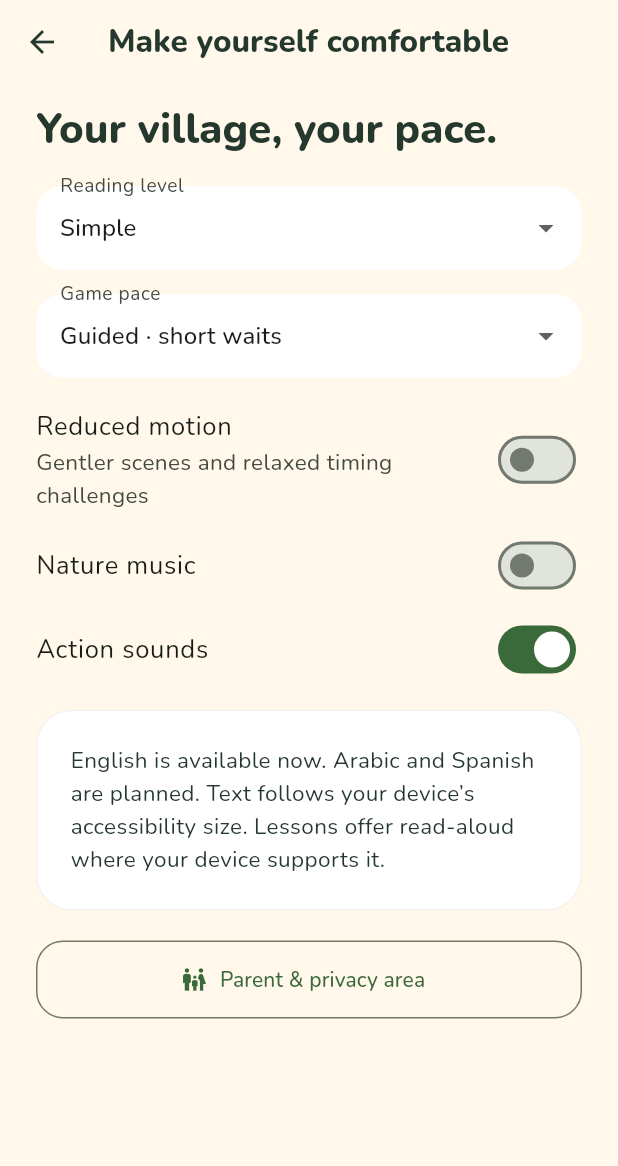
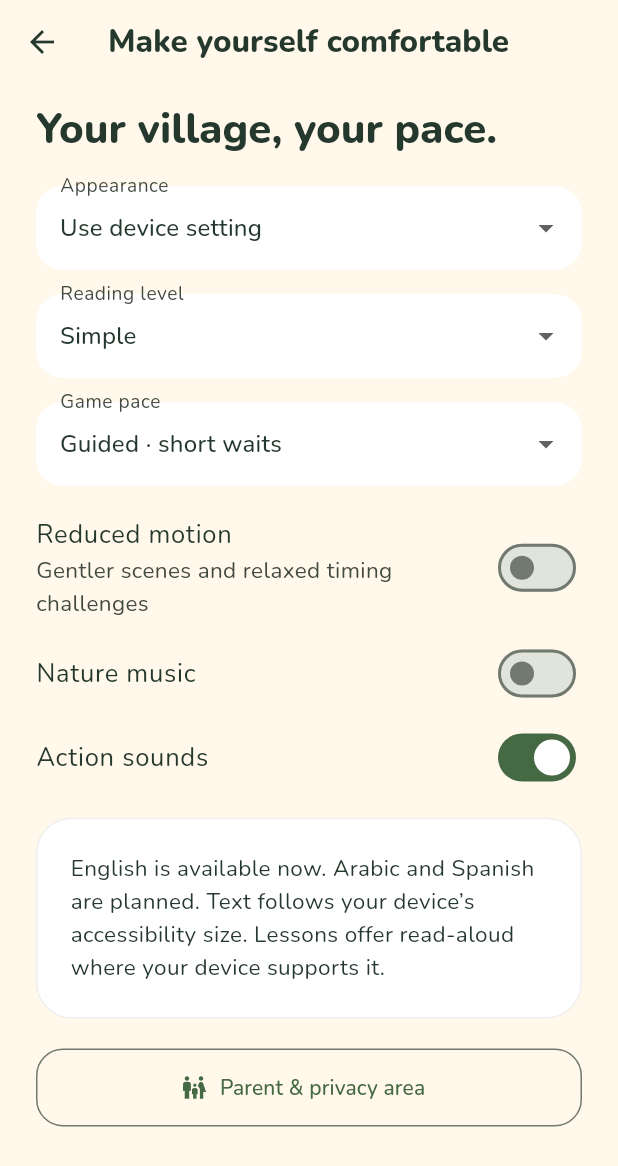
Before and after one commit to 5iber7/Nurturio-, a Flutter app: the SettingsScreen screen opened by its route, on a phone screen of 412 x 824 dp. Shown: the top 1166 px of the screen. Run offline on Flutter 3.47's test engine with Material 3 defaults, Android fonts, the phone set to English and light mode, and no system bars; our stand-ins replace audioplayers, drift, drift_flutter, flutter_local_notifications, flutter_riverpod, flutter_secure_storage and 6 more; missing offline and left inert: flame; accounts and stored records are empty.

Commit message:
Update Site source

```diff
--- a/apps/mobile/lib/app/nurturio_app.dart
+++ b/apps/mobile/lib/app/nurturio_app.dart
@@ -182,6 +182,12 @@ class _NurturioAppState extends ConsumerState<NurturioApp>
     title: 'Nurturio',
     debugShowCheckedModeBanner: false,
     theme: nurturioTheme(),
+    darkTheme: nurturioTheme(brightness: Brightness.dark),
+    themeMode: switch (ref.watch(controllerProvider).settings['theme']) {
+      'dark' => ThemeMode.dark,
+      'light' => ThemeMode.light,
+      _ => ThemeMode.system,
+    },
     routerConfig: router,
     localizationsDelegates: AppLocalizations.localizationsDelegates,
     supportedLocales: AppLocalizations.supportedLocales,
--- a/apps/mobile/lib/app/theme.dart
+++ b/apps/mobile/lib/app/theme.dart
@@ -5,38 +5,46 @@ const ink = Color(0xFF25382D),
     cream = Color(0xFFFFF8EB),
     olive = Color(0xFF456A43),
     amber = Color(0xFFF5B942);
-ThemeData nurturioTheme() => ThemeData(
+ThemeData nurturioTheme({Brightness brightness = Brightness.light}) {
+  final dark = brightness == Brightness.dark;
+  final background = dark ? const Color(0xFF151D18) : cream;
+  final foreground = dark ? const Color(0xFFE9EEDF) : ink;
+  final card = dark ? const Color(0xFF222E25) : Colors.white;
+  return ThemeData(
     useMaterial3: true,
-  scaffoldBackgroundColor: cream,
+    scaffoldBackgroundColor: background,
     colorScheme: ColorScheme.fromSeed(
       seedColor: olive,
-    brightness: Brightness.light,
-    surface: cream,
+      brightness: brightness,
+      surface: background,
+      primary: dark ? const Color(0xFFB0D29A) : olive,
+      surfaceContainer: card,
+      onSurface: foreground,
     ),
     fontFamily: 'Nunito',
-  textTheme: const TextTheme(
+    textTheme: TextTheme(
       displaySmall: TextStyle(
         fontSize: 36,
         fontWeight: FontWeight.w800,
-      color: ink,
+        color: foreground,
         height: 1.12,
       ),
       headlineMedium: TextStyle(
         fontSize: 28,
         fontWeight: FontWeight.w800,
-      color: ink,
+        color: foreground,
       ),
       titleLarge: TextStyle(
         fontSize: 21,
         fontWeight: FontWeight.w800,
-      color: ink,
+        color: foreground,
       ),
-    bodyLarge: TextStyle(fontSize: 17, color: ink, height: 1.45),
-    bodyMedium: TextStyle(fontSize: 15, color: ink, height: 1.45),
+      bodyLarge: TextStyle(fontSize: 17, color: foreground, height: 1.45),
+      bodyMedium: TextStyle(fontSize: 15, color: foreground, height: 1.45),
     ),
-  appBarTheme: const AppBarTheme(
-    backgroundColor: cream,
-    foregroundColor: ink,
+    appBarTheme: AppBarTheme(
+      backgroundColor: background,
+      foregroundColor: foreground,
       centerTitle: false,
     ),
     filledButtonTheme: FilledButtonThemeData(
@@ -55,18 +63,21 @@ ThemeData nurturioTheme() => ThemeData(
     ),
     inputDecorationTheme: InputDecorationTheme(
       filled: true,
-    fillColor: Colors.white,
+      fillColor: card,
       border: OutlineInputBorder(
         borderRadius: BorderRadius.circular(18),
         borderSide: BorderSide.none,
       ),
     ),
     cardTheme: CardThemeData(
-    color: Colors.white,
+      color: card,
       elevation: 0,
       shape: RoundedRectangleBorder(borderRadius: BorderRadius.circular(24)),
     ),
   );
+}
+
+Color accent(BuildContext context) => Theme.of(context).colorScheme.primary;
 
 class SoftCard extends StatelessWidget {
   final Widget child;
@@ -82,9 +93,18 @@ class SoftCard extends StatelessWidget {
   Widget build(BuildContext context) => Container(
     padding: padding,
     decoration: BoxDecoration(
-      color: color ?? Colors.white,
+      color: Theme.of(context).brightness == Brightness.dark
+          ? (color == null
+                ? Theme.of(context).colorScheme.surfaceContainer
+                : Color.alphaBlend(
+                    color!.withValues(alpha: .12),
+                    Theme.of(context).colorScheme.surfaceContainer,
+                  ))
+          : color ?? Colors.white,
       borderRadius: BorderRadius.circular(24),
-      border: Border.all(color: ink.withValues(alpha: .06)),
+      border: Border.all(
+        color: Theme.of(context).colorScheme.onSurface.withValues(alpha: .08),
+      ),
     ),
     child: child,
   );
--- a/apps/mobile/lib/core/app_controller.dart
+++ b/apps/mobile/lib/core/app_controller.dart
@@ -28,6 +28,7 @@ class AppController extends ChangeNotifier {
   final List<Map<String, dynamic>> scans = [];
   final Map<String, dynamic> settings = {
     'reading': 'Simple',
+    'theme': 'system',
     'age': 'under13',
     'onboarded': false,
     'pace': 'guided',
@@ -329,6 +330,7 @@ class AppController extends ChangeNotifier {
     settings.clear();
     settings.addAll({
       'reading': 'Simple',
+      'theme': 'system',
       'age': 'under13',
       'onboarded': false,
       'pace': 'guided',
--- a/apps/mobile/lib/features/buzz/buzz_screen.dart
+++ b/apps/mobile/lib/features/buzz/buzz_screen.dart
@@ -65,7 +65,7 @@ class _BuzzScreenState extends ConsumerState<BuzzScreen> {
             color: const Color(0xFFFFEDC5),
             child: Row(
               children: [
-                const Icon(Icons.emoji_nature, size: 48, color: olive),
+                Icon(Icons.emoji_nature, size: 48, color: accent(context)),
                 const SizedBox(width: 16),
                 Expanded(
                   child: Column(
--- a/apps/mobile/lib/features/discover/discover_screen.dart
+++ b/apps/mobile/lib/features/discover/discover_screen.dart
@@ -137,7 +137,7 @@ class _DiscoverScreenState extends ConsumerState<DiscoverScreen> {
           child: Column(
             crossAxisAlignment: CrossAxisAlignment.start,
             children: [
-              const Icon(Icons.center_focus_strong, size: 48, color: olive),
+              Icon(Icons.center_focus_strong, size: 48, color: accent(context)),
               const SizedBox(height: 12),
               Text(
                 ai.mock
@@ -250,7 +250,7 @@ class _DiscoverScreenState extends ConsumerState<DiscoverScreen> {
             child: SoftCard(
               padding: const EdgeInsets.all(10),
               child: ListTile(
-                leading: const Icon(Icons.eco_outlined, color: olive),
+                leading: Icon(Icons.eco_outlined, color: accent(context)),
                 title: Text(plant['name']),
                 subtitle: const Text(
                   'Manually selected · no photo identification',
--- a/apps/mobile/lib/features/onboarding/onboarding_screen.dart
+++ b/apps/mobile/lib/features/onboarding/onboarding_screen.dart
@@ -33,12 +33,12 @@ class _OnboardingScreenState extends ConsumerState<OnboardingScreen> {
         child: PageBody(
           children: [
             const SizedBox(height: 24),
-            const Text(
+            Text(
               'NURTURIO',
               style: TextStyle(
                 letterSpacing: 4,
                 fontWeight: FontWeight.w800,
-                color: olive,
+                color: accent(context),
               ),
             ),
             WorldArt(
--- a/apps/mobile/lib/features/settings/settings_screen.dart
+++ b/apps/mobile/lib/features/settings/settings_screen.dart
@@ -32,6 +32,20 @@ class SettingsScreen extends ConsumerWidget {
             style: Theme.of(context).textTheme.headlineMedium,
           ),
           const SizedBox(height: 20),
+          DropdownButtonFormField<String>(
+            initialValue: c.settings['theme'] ?? 'system',
+            decoration: const InputDecoration(labelText: 'Appearance'),
+            items: const [
+              DropdownMenuItem(
+                value: 'system',
+                child: Text('Use device setting'),
+              ),
+              DropdownMenuItem(value: 'light', child: Text('Light')),
+              DropdownMenuItem(value: 'dark', child: Text('Dark')),
+            ],
+            onChanged: (v) => c.setSetting('theme', v),
+          ),
+          const SizedBox(height: 16),
           DropdownButtonFormField<String>(
             initialValue: c.settings['reading'],
             decoration: const InputDecoration(labelText: 'Reading level'),
--- a/apps/mobile/lib/features/village/garden_screen.dart
+++ b/apps/mobile/lib/features/village/garden_screen.dart
@@ -55,10 +55,10 @@ class _GardenScreenState extends ConsumerState<GardenScreen> {
                       children: [
                         Text(
                           'BED ${slot + 1}',
-                          style: const TextStyle(
+                          style: TextStyle(
                             letterSpacing: 1.5,
                             fontWeight: FontWeight.bold,
-                            color: olive,
+                            color: accent(context),
                           ),
                         ),
                         if (bed == null ||
--- a/apps/mobile/lib/game/components/world_art.dart
+++ b/apps/mobile/lib/game/components/world_art.dart
@@ -37,6 +37,7 @@ class WorldPainter extends CustomPainter {
   @override
   void paint(Canvas c, Size s) {
     c.save();
+    c.clipRect(Offset.zero & s);
     c.scale(s.width / 400, s.height / 230);
     void oval(double x, double y, double w, double h, Color color) =>
         c.drawOval(Rect.fromLTWH(x, y, w, h), Paint()..color = color);
```
Also changed, not shown: apps/mobile/lib/features/collection/collection_screen.dart (+4 -4 lines), apps/mobile/lib/features/learn/learn_screen.dart (+8 -5 lines), apps/mobile/lib/features/quests/quest_screen.dart (+6 -6 lines), apps/mobile/lib/features/village/village_screen.dart (+15 -9 lines), apps/mobile/lib/game/templates/quest_play.dart (+5 -3 lines), .openai/hosting.json (added), 6 other files. Lines whose indentation alone changed are shown as unchanged.
